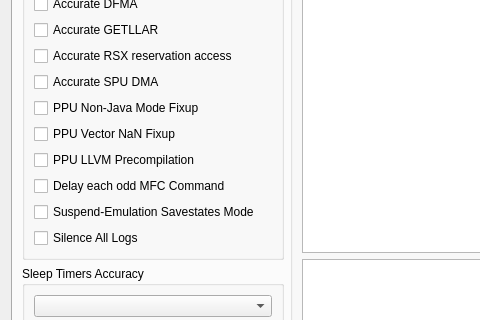
RPCS3/rpcs3, file rpcs3/rpcs3qt/settings_dialog.ui: the form before one commit; both pictures show x 0 to 480 and y 107 to 427 of the 856 by 688 pixel window.
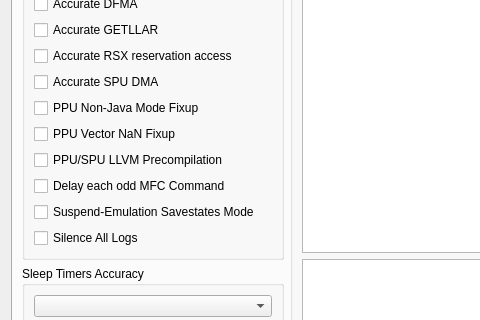
The form after the commit. The open tabs and pages were chosen to show the change. Icons and pictures are not drawn.

```diff
--- a/rpcs3/rpcs3qt/settings_dialog.ui
+++ b/rpcs3/rpcs3qt/settings_dialog.ui
@@ -2396,7 +2396,7 @@
                <item>
                 <widget class="QCheckBox" name="ppuPrecompilation">
                  <property name="text">
-                  <string>PPU LLVM Precompilation</string>
+                  <string>PPU/SPU LLVM Precompilation</string>
                  </property>
                 </widget>
                </item>
```
Left out of the diff: 2 changed lines with no effect on the pictures.
